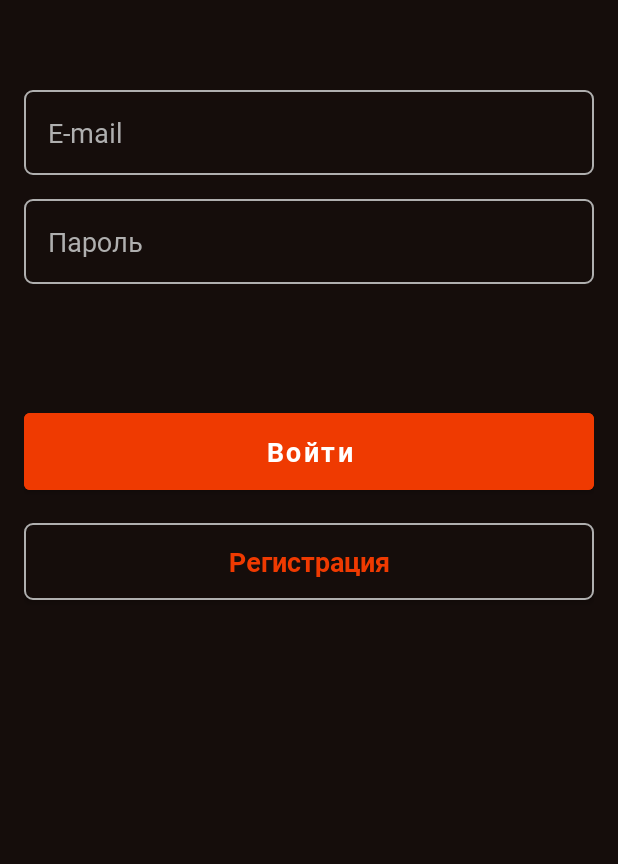
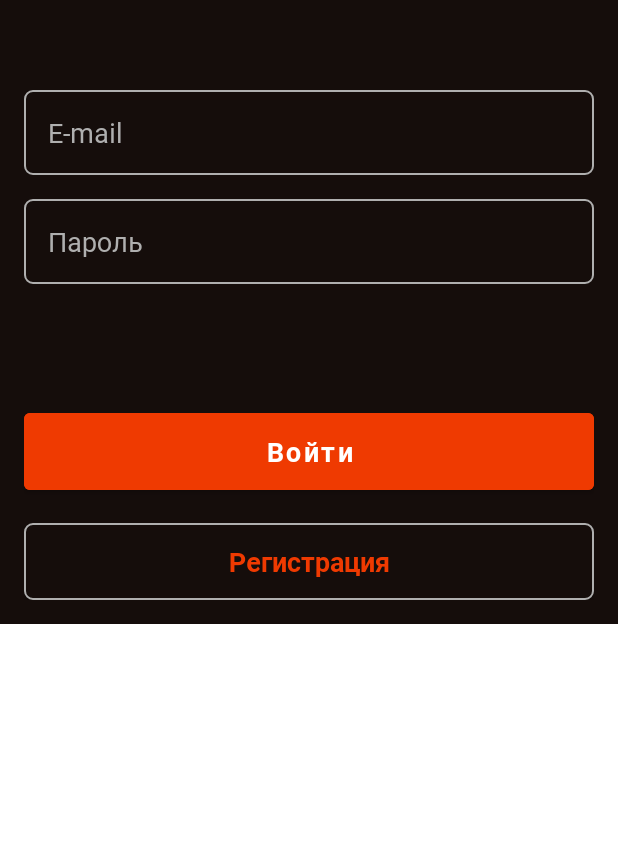
Before and after one commit to brearey/WorldCinema, an Android app: the screen it shows after launch (SigninActivity), on a phone screen of 412 x 824 dp, the part 372-1236 px from its top. Run offline under Robolectric (Android 15) with nearby library versions, the phone set to English and light mode, and no system bars.

Commit message:
Added scroll view in activity_signin.xml

```diff
--- a/app/src/main/res/layout/activity_signin.xml
+++ b/app/src/main/res/layout/activity_signin.xml
@@ -1,7 +1,11 @@
 <?xml version="1.0" encoding="utf-8"?>
-<androidx.constraintlayout.widget.ConstraintLayout xmlns:android="http://schemas.android.com/apk/res/android"
+<ScrollView
+    xmlns:android="http://schemas.android.com/apk/res/android"
     xmlns:app="http://schemas.android.com/apk/res-auto"
     xmlns:tools="http://schemas.android.com/tools"
+    android:layout_width="match_parent"
+    android:layout_height="match_parent">
+<androidx.constraintlayout.widget.ConstraintLayout
     android:layout_width="match_parent"
     android:layout_height="match_parent"
     android:background="@color/backgroundColor"
@@ -83,4 +87,6 @@
         app:layout_constraintEnd_toEndOf="parent"
         app:layout_constraintStart_toStartOf="parent"
         app:layout_constraintTop_toBottomOf="@+id/btnSignin" />
+
 </androidx.constraintlayout.widget.ConstraintLayout>
+</ScrollView>
```
